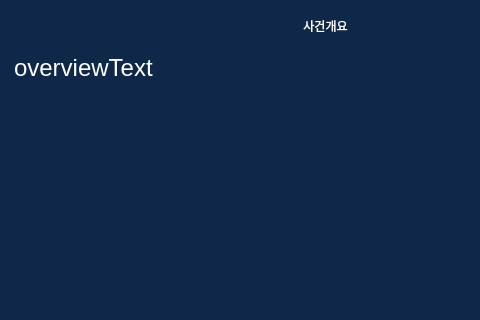
Old version of the form core/ui/qt_designer/overviewWindow.ui in the repository Apex-LogiCourt/pi5-local-app; both pictures show x 0 to 480 and y 0 to 320 of the 651 by 521 pixel window.
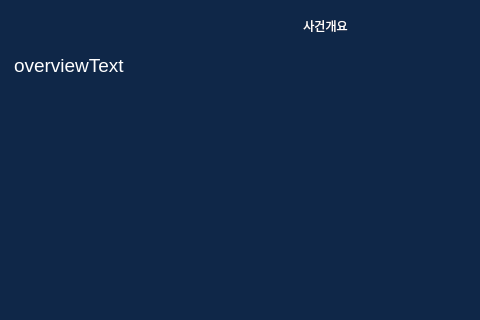
New version of the form.

Commit message: refactor: overview 폰트 수정

Diff of the .ui file:
```diff
--- a/core/ui/qt_designer/overviewWindow.ui
+++ b/core/ui/qt_designer/overviewWindow.ui
@@ -75,8 +75,8 @@
     <string>&lt;!DOCTYPE HTML PUBLIC &quot;-//W3C//DTD HTML 4.0//EN&quot; &quot;http://www.w3.org/TR/REC-html40/strict.dtd&quot;&gt;
 &lt;html&gt;&lt;head&gt;&lt;meta name=&quot;qrichtext&quot; content=&quot;1&quot; /&gt;&lt;style type=&quot;text/css&quot;&gt;
 p, li { white-space: pre-wrap; }
-&lt;/style&gt;&lt;/head&gt;&lt;body style=&quot; font-family:'나눔고딕'; font-size:18pt; font-weight:400; font-style:normal;&quot;&gt;
-&lt;p style=&quot; margin-top:13px; margin-bottom:13px; margin-left:0px; margin-right:0px; -qt-block-indent:0; text-indent:0px;&quot;&gt;overviewText&lt;/p&gt;&lt;/body&gt;&lt;/html&gt;</string>
+&lt;/style&gt;&lt;/head&gt;&lt;body style=&quot; font-family:'나눔고딕'; font-size:14pt; font-weight:400; font-style:normal;&quot;&gt;
+&lt;p style=&quot; margin-top:9px; margin-bottom:9px; margin-left:0px; margin-right:0px; -qt-block-indent:0; text-indent:0px;&quot;&gt;overviewText&lt;/p&gt;&lt;/body&gt;&lt;/html&gt;</string>
    </property>
    <property name="overwriteMode">
     <bool>false</bool>
```
Left out of the diff: 2 changed lines with no effect on the pictures. The commit also changes 1 other file.
